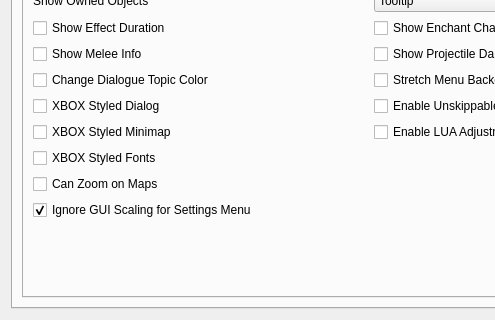
First picture: the form in apps/launcher/ui/settingspage.ui, repository zander2k1/groovy-openmw, before the edit; both pictures show x 0 to 495 and y 204 to 524 of the 741 by 524 pixel window.
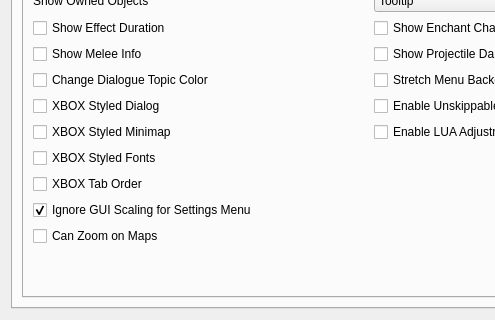
Second picture: the form after the edit. The open tabs and pages were chosen to show the change.

Commit message: OpenMW-XBOX-UI: Added an optional setting that restores the XBOX inventory/magic/map/stats tab ordering.

The edit to the form file:
```diff
--- a/apps/launcher/ui/settingspage.ui
+++ b/apps/launcher/ui/settingspage.ui
@@ -1463,6 +1463,16 @@
               </widget>
              </item>
              <item row="11" column="0">
+              <widget class="QCheckBox" name="xboxTabOrderCheckBox">
+               <property name="toolTip">
+                <string>Use original Xbox tab order: Inventory, Magic, Map, Stats.</string>
+               </property>
+               <property name="text">
+                <string>XBOX Tab Order</string>
+               </property>
+              </widget>
+             </item>
+             <item row="13" column="0">
               <widget class="QCheckBox" name="useZoomOnMapCheckBox">
                <property name="toolTip">
                 <string>&lt;html&gt;&lt;head/&gt;&lt;body&gt;&lt;p&gt;Enable zooming on local and global maps.&lt;/p&gt;&lt;/body&gt;&lt;/html&gt;</string>
```
Left out of the diff: 2 changed lines with no effect on the pictures. The commit also changes 17 other files.
